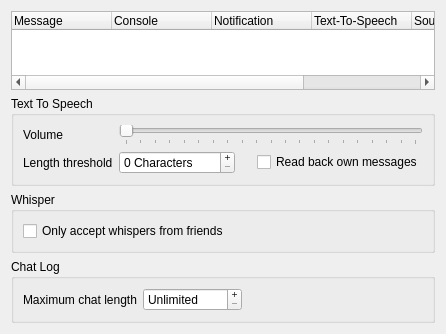
Qt form src/mumble/Log.ui (mumble-voip/mumble) before a commit.
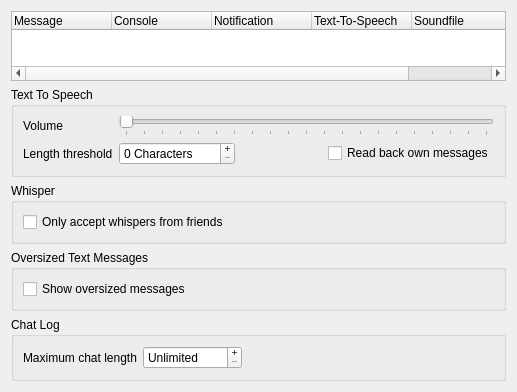
The same form after that commit.

Commit message: don't convert oversized Chat messages to plaintext, let user decide to show or not

What changed in the file:
```diff
--- a/src/mumble/Log.ui
+++ b/src/mumble/Log.ui
@@ -6,8 +6,8 @@
    <rect>
     <x>0</x>
     <y>0</y>
-    <width>446</width>
-    <height>334</height>
+    <width>517</width>
+    <height>389</height>
    </rect>
   </property>
   <property name="windowTitle">
@@ -171,6 +171,25 @@
      </layout>
     </widget>
    </item>
+   <item>
+    <widget class="QGroupBox" name="qgbBigMessages">
+     <property name="title">
+      <string>Oversized Text Messages</string>
+     </property>
+     <layout class="QVBoxLayout" name="verticalLayout">
+      <item>
+       <widget class="QCheckBox" name="qcbBigMessages">
+        <property name="toolTip">
+         <string>If checked mumble will display messages witch won't fit on your screen, else you get only a warning.</string>
+        </property>
+        <property name="text">
+         <string>Show oversized messages</string>
+        </property>
+       </widget>
+      </item>
+     </layout>
+    </widget>
+   </item>
    <item>
     <widget class="QGroupBox" name="qgbMaxBlocks">
      <property name="title">
```
The commit also changes 3 other files.
